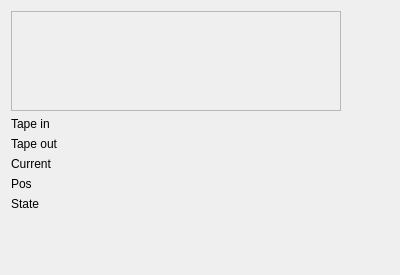
Old version of the form ui/dbgwidgets/form_tape.ui in the repository samstyle/Xpeccy.
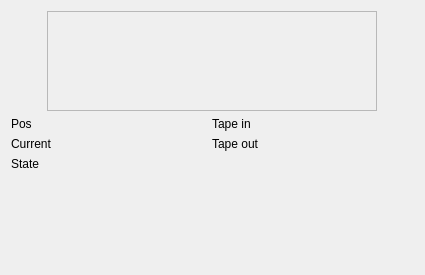
New version of the form.

What changed in the file:
```diff
--- a/ui/dbgwidgets/form_tape.ui
+++ b/ui/dbgwidgets/form_tape.ui
@@ -6,7 +6,7 @@
    <rect>
     <x>0</x>
     <y>0</y>
-    <width>400</width>
+    <width>425</width>
     <height>275</height>
    </rect>
   </property>
@@ -15,6 +15,21 @@
   </property>
   <layout class="QVBoxLayout" name="verticalLayout">
    <item>
+    <layout class="QHBoxLayout" name="horizontalLayout">
+     <item>
+      <spacer name="horizontalSpacer">
+       <property name="orientation">
+        <enum>Qt::Horizontal</enum>
+       </property>
+       <property name="sizeHint" stdset="0">
+        <size>
+         <width>40</width>
+         <height>20</height>
+        </size>
+       </property>
+      </spacer>
+     </item>
+     <item>
     <widget class="QLabel" name="labTapeDiag">
      <property name="sizePolicy">
       <sizepolicy hsizetype="Fixed" vsizetype="Fixed">
@@ -43,29 +58,23 @@
     </widget>
    </item>
    <item>
-    <layout class="QGridLayout" name="gridLayout_9" columnstretch="0,10">
-     <item row="0" column="1">
-      <widget class="QLabel" name="labTapein">
-       <property name="text">
-        <string/>
+      <spacer name="horizontalSpacer_2">
+       <property name="orientation">
+        <enum>Qt::Horizontal</enum>
        </property>
-      </widget>
-     </item>
-     <item row="2" column="1">
-      <widget class="QLabel" name="labTapeout">
-       <property name="text">
-        <string/>
+       <property name="sizeHint" stdset="0">
+        <size>
+         <width>40</width>
+         <height>20</height>
+        </size>
        </property>
-      </widget>
+      </spacer>
      </item>
-     <item row="5" column="0">
-      <widget class="QLabel" name="label_27">
-       <property name="text">
-        <string>State</string>
-       </property>
-      </widget>
-     </item>
-     <item row="6" column="0">
+    </layout>
+   </item>
+   <item>
+    <layout class="QGridLayout" name="gridLayout_9" columnstretch="0,10,0,10">
+     <item row="4" column="0">
       <spacer name="verticalSpacer_9">
        <property name="orientation">
         <enum>Qt::Vertical</enum>
@@ -78,55 +87,76 @@
        </property>
       </spacer>
      </item>
-     <item row="2" column="0">
-      <widget class="QLabel" name="label_12">
+     <item row="1" column="0">
+      <widget class="QLabel" name="label_61">
        <property name="text">
-        <string>Tape out</string>
+        <string>Pos</string>
        </property>
       </widget>
      </item>
-     <item row="0" column="0">
+     <item row="3" column="0">
+      <widget class="QLabel" name="label_27">
+       <property name="text">
+        <string>State</string>
+       </property>
+      </widget>
+     </item>
+     <item row="1" column="2">
       <widget class="QLabel" name="label_9">
        <property name="text">
         <string>Tape in</string>
        </property>
       </widget>
      </item>
-     <item row="5" column="1">
-      <widget class="QLabel" name="labTapeState">
-       <property name="text">
-        <string/>
-       </property>
-      </widget>
-     </item>
      <item row="3" column="1">
+      <widget class="QLabel" name="labTapeState">
+       <property name="text">
+        <string/>
+       </property>
+      </widget>
+     </item>
+     <item row="2" column="2">
+      <widget class="QLabel" name="label_12">
+       <property name="text">
+        <string>Tape out</string>
+       </property>
+      </widget>
+     </item>
+     <item row="2" column="1">
       <widget class="QLabel" name="labSigLen">
        <property name="text">
         <string/>
        </property>
       </widget>
      </item>
-     <item row="3" column="0">
+     <item row="2" column="0">
       <widget class="QLabel" name="label_26">
        <property name="text">
         <string>Current</string>
        </property>
       </widget>
      </item>
-     <item row="4" column="0">
-      <widget class="QLabel" name="label_61">
-       <property name="text">
-        <string>Pos</string>
-       </property>
-      </widget>
-     </item>
-     <item row="4" column="1">
+     <item row="1" column="1">
       <widget class="QLabel" name="labTapePos">
        <property name="text">
         <string/>
        </property>
       </widget>
      </item>
+     <item row="1" column="3">
+      <widget class="QLabel" name="labTapein">
+       <property name="text">
+        <string/>
+       </property>
+      </widget>
+     </item>
+     <item row="2" column="3">
+      <widget class="QLabel" name="labTapeout">
+       <property name="text">
+        <string/>
+       </property>
+      </widget>
+     </item>
     </layout>
    </item>
   </layout>
```
Lines whose indentation alone changed are shown as unchanged.
